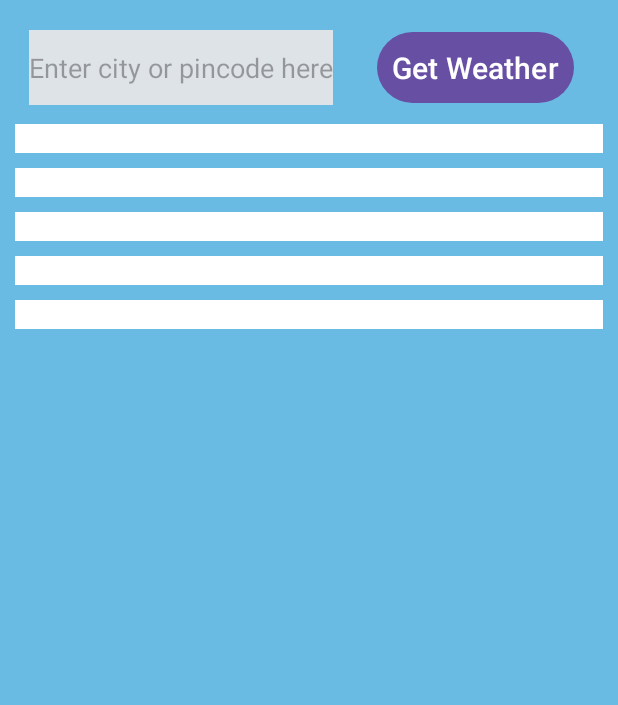
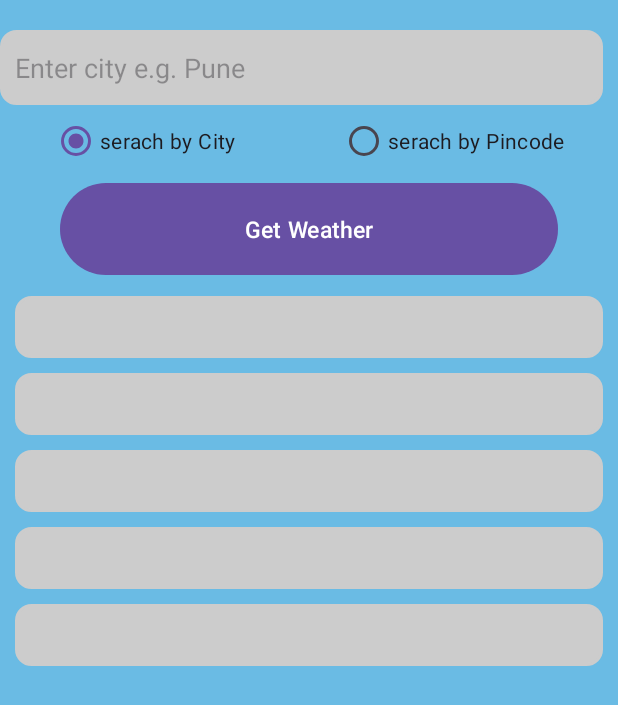
Before and after one commit to budhsheela/weather-android-app, an Android app: the layout activity_main.xml on its own in the app's theme, with its tools: preview values and no code run, on a phone screen of 412 x 824 dp. Shown: the top 705 px of the screen. Run offline under Robolectric (Android 15) with nearby library versions, the phone set to English and light mode, and no system bars.

Commit message:
- added radiobutton - modified UI

```diff
--- a/app/src/main/java/com/misri/weather/MainActivity.kt
+++ b/app/src/main/java/com/misri/weather/MainActivity.kt
@@ -21,6 +21,22 @@ class MainActivity : AppCompatActivity() {
 
         binding = ActivityMainBinding.inflate(layoutInflater)
         setContentView(binding.root)
+
+        binding.rdSelectValue.setOnCheckedChangeListener { group, checkedId ->
+            when (checkedId) {
+                R.id.rbcity -> {
+                    binding.searchBar.hint = "Enter city e.g. Pune"
+                    Toast.makeText(this@MainActivity, "City is selected", Toast.LENGTH_LONG).show()
+                }
+
+                R.id.rbPincode -> {
+                    binding.searchBar.hint = "Enter Pincode e.g. 411057"
+                    Toast.makeText(this@MainActivity, "Pincode is selected", Toast.LENGTH_LONG).show()
+                }
+
+
+            }
+        }
 
         binding.btnSearch.setOnClickListener {
 
--- /dev/null
+++ b/app/src/main/res/drawable/radius.xml
@@ -0,0 +1,15 @@
+<?xml version="1.0" encoding="utf-8"?>
+
+<shape
+    xmlns:android="http://schemas.android.com/apk/res/android"
+    android:shape="rectangle">
+
+    <corners android:radius="10dp" />
+
+    <!-- This is the border color -->
+    <stroke android:width="2dp" android:color="#ccc" />
+
+    <!--- This is the background color -->
+    <solid android:color="#ccc" />
+
+</shape>
--- a/app/src/main/res/layout/activity_main.xml
+++ b/app/src/main/res/layout/activity_main.xml
@@ -11,69 +11,116 @@
 
     <EditText
         android:id="@+id/searchBar"
-        android:layout_width="wrap_content"
+        android:layout_width="match_parent"
         android:layout_height="wrap_content"
         android:minHeight="50dp"
-        android:hint="Enter city or pincode here"
-        android:background="@color/grey_search"
+        android:hint="Enter city e.g. Pune"
+        android:background="@drawable/radius"
         android:layout_marginEnd="10dp"
         android:layout_marginTop="20dp"
+        android:padding="10dp"
         app:layout_constraintStart_toStartOf="parent"
-        app:layout_constraintEnd_toStartOf="@+id/btnSearch"
+        app:layout_constraintEnd_toEndOf="parent"
         app:layout_constraintTop_toTopOf="parent"
         />
+    <RadioGroup
+        android:id="@+id/rdSelectValue"
+        android:layout_width="match_parent"
+        android:layout_height="wrap_content"
+        android:contentDescription="Select city or pincode"
+        app:layout_constraintStart_toStartOf="parent"
+        app:layout_constraintEnd_toEndOf="parent"
+        android:orientation="horizontal"
+        app:layout_constraintTop_toBottomOf="@+id/searchBar"
+        android:weightSum="1"
+        android:gravity="center_horizontal"
+        >
+        <RadioButton
+            android:id="@+id/rbcity"
+            android:layout_width="wrap_content"
+            android:layout_height="wrap_content"
+            android:text="serach by City"
+            android:layout_weight=".5"
+            android:checked="true"
+            />
+        <RadioButton
+            android:id="@+id/rbPincode"
+            android:layout_width="wrap_content"
+            android:layout_height="wrap_content"
+            android:text="serach by Pincode"
+            />
+
+    </RadioGroup>
+
     <Button
         android:id="@+id/btnSearch"
-        android:layout_width="wrap_content"
+        android:layout_width="match_parent"
         android:layout_height="wrap_content"
-        android:padding="10dp"
-        android:layout_marginEnd="10dp"
+        android:padding="20dp"
+        android:layout_marginStart="40dp"
+        android:layout_marginEnd="40dp"
+        android:layout_marginBottom="40dp"
         android:text="Get Weather"
-        app:layout_constraintStart_toEndOf="@+id/searchBar"
+        app:layout_constraintStart_toStartOf="parent"
         app:layout_constraintEnd_toEndOf="parent"
-        app:layout_constraintTop_toTopOf="@+id/searchBar"
-        app:layout_constraintBottom_toBottomOf="@+id/searchBar"
-        android:textSize="20sp" />
+        app:layout_constraintTop_toBottomOf="@+id/rdSelectValue"
+        app:layout_constraintBottom_toTopOf="@+id/txtlat"
+        android:textSize="15sp" />
 
         <TextView
             android:id="@+id/txtlat"
             android:layout_width="match_parent"
             android:layout_height="wrap_content"
+            android:minHeight="40dp"
+            android:padding="10dp"
             android:layout_margin="10dp"
+            android:background="@drawable/radius"
+            android:textSize="15sp"
             app:layout_constraintTop_toBottomOf="@+id/btnSearch"
-            android:background="@color/white"
             />
         <TextView
             android:id="@+id/txtlon"
             android:layout_width="match_parent"
             android:layout_height="wrap_content"
             android:layout_margin="10dp"
+            android:textSize="15sp"
+            android:minHeight="40dp"
+            android:padding="10dp"
             app:layout_constraintTop_toBottomOf="@+id/txtlat"
-            android:background="@color/white"
+            android:background="@drawable/radius"
             />
         <TextView
             android:id="@+id/txtTemp"
             android:layout_width="match_parent"
             android:layout_height="wrap_content"
             android:layout_margin="10dp"
+            android:textSize="15sp"
+            android:minHeight="40dp"
+            android:padding="10dp"
             app:layout_constraintTop_toBottomOf="@+id/txtlon"
-            android:background="@color/white"
+            android:background="@drawable/radius"
             />
         <TextView
             android:id="@+id/txtWind"
             android:layout_width="match_parent"
             android:layout_height="wrap_content"
             android:layout_margin="10dp"
+            android:textSize="15sp"
+            android:minHeight="40dp"
+            android:padding="10dp"
             app:layout_constraintTop_toBottomOf="@+id/txtTemp"
-            android:background="@color/white"
+            android:background="@drawable/radius"
             />
         <TextView
             android:id="@+id/txtHumidity"
             android:layout_width="match_parent"
             android:layout_height="wrap_content"
             android:layout_margin="10dp"
+            android:textSize="15sp"
+            android:minHeight="40dp"
+            android:padding="10dp"
             app:layout_constraintTop_toBottomOf="@+id/txtWind"
-            android:background="@color/white"
+            android:background="@drawable/radius"
             />
 
 </androidx.constraintlayout.widget.ConstraintLayout>
```
